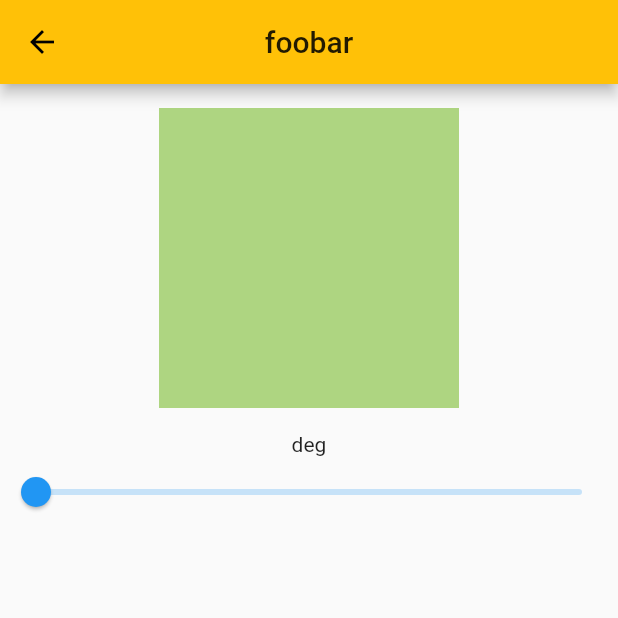
After one commit to leventarican/cookbook-flutter, a Flutter app: the Foobar screen opened directly, on a phone screen of 412 x 824 dp, the top half of it. The commit adds this screen. Run offline on Flutter 3.47's test engine with Material 2 defaults, Android fonts, the phone set to English and light mode, and no system bars; our stand-ins replace font_awesome_flutter.

Commit message:
state management

```diff
--- /dev/null
+++ b/refresh/lib/examples/foobar.dart
@@ -0,0 +1,110 @@
+import 'package:flutter/material.dart';
+import 'dart:math' as math;
+
+num radians(num deg) => deg * (math.pi / 180.0);
+
+///
+/// under development
+///
+/// passing state down
+/// lifting state up is not possible. instead we call the function: dont call me i will call you.
+///
+class Foobar extends StatefulWidget {
+  @override
+  _FoobarState createState() => _FoobarState();
+}
+
+class _FoobarState extends State<Foobar> {
+  double _deg = 0;
+
+  @override
+  Widget build(BuildContext context) {
+    return Scaffold(
+      appBar: AppBar(
+        centerTitle: true,
+        title: Text('foobar'),
+      ),
+      body: Container(
+          child: Column(
+        children: [
+          Rect(
+            color: Colors.lightGreen.shade300,
+            size: 200.0,
+            deg: _deg,
+          ),
+          ValueChanger(
+            value: 0,
+            onChanged: _setDeg,
+          ),
+        ],
+      )),
+    );
+  }
+
+  void _setDeg(int value) {
+    setState(() {
+      _deg = value.toDouble();
+    });
+  }
+}
+
+class Rect extends StatelessWidget {
+  final Color color;
+  final double size;
+  final double deg;
+  Rect({@required this.color, this.size = 50, @required this.deg});
+
+  @override
+  Widget build(BuildContext context) {
+    return Container(
+        margin: EdgeInsets.all(16.0),
+        width: size,
+        height: size,
+        transform: Matrix4.rotationY(radians(deg)),
+        decoration: BoxDecoration(color: color, shape: BoxShape.rectangle));
+  }
+}
+
+class ValueChanger extends StatefulWidget {
+  final Function onChanged;
+  final int value;
+
+  // Value passed in from its host
+  ValueChanger({Key key, this.value = 0, this.onChanged}) : super(key: key);
+
+  @override
+  _ValueChangerState createState() => _ValueChangerState();
+}
+
+class _ValueChangerState extends State<ValueChanger> {
+  int _value;
+
+  @override
+  Widget build(BuildContext context) {
+
+    _value = widget.value;
+
+    return Container(
+      child: Column(
+        children: <Widget>[
+          Text('deg'),
+          Slider(
+            min: 0,
+            max: 360,
+            value: _value?.toDouble(),
+            label: 'deg',
+            onChanged: _onChanged,
+          )
+        ],
+      ),
+    );
+  }
+
+  _onChanged(double value) {
+    debugPrint('$value');
+    setState(() {
+      this._value = value.round();
+    });
+    widget.onChanged(value.round());
+  }
+}
--- a/refresh/lib/main.dart
+++ b/refresh/lib/main.dart
@@ -7,6 +7,7 @@ import 'package:refresh/examples/animation_example.dart';
 import 'package:refresh/examples/basic_example.dart';
 import 'package:refresh/examples/custom_painter_animated_example.dart';
 import 'package:refresh/examples/custom_painter_example.dart';
+import 'package:refresh/examples/foobar.dart';
 import 'package:refresh/examples/gridview_example.dart';
 import 'package:refresh/examples/gridview_model_example.dart';
 import 'package:refresh/examples/inherited_widget_example.dart';
@@ -68,7 +69,9 @@ class _StartState extends State<Start> {
           ),
           MenuButton(
             name: 'state & widgets',
-            action: () => clicked(StateAndWidget(lang: 'smalltalk',)),
+            action: () => clicked(StateAndWidget(
+              lang: 'smalltalk',
+            )),
           ),
           MenuButton(
             name: 'json / rest',
@@ -139,8 +142,8 @@ class _StartState extends State<Start> {
             action: () => clicked(CustomPainterAnimatedExample()),
           ),
           MenuButton(
-            name: 'placeholder1',
-            action: () => clicked(StatelessExample()),
+            name: 'foobar',
+            action: () => clicked(Foobar()),
           ),
         ]));
   }
```
